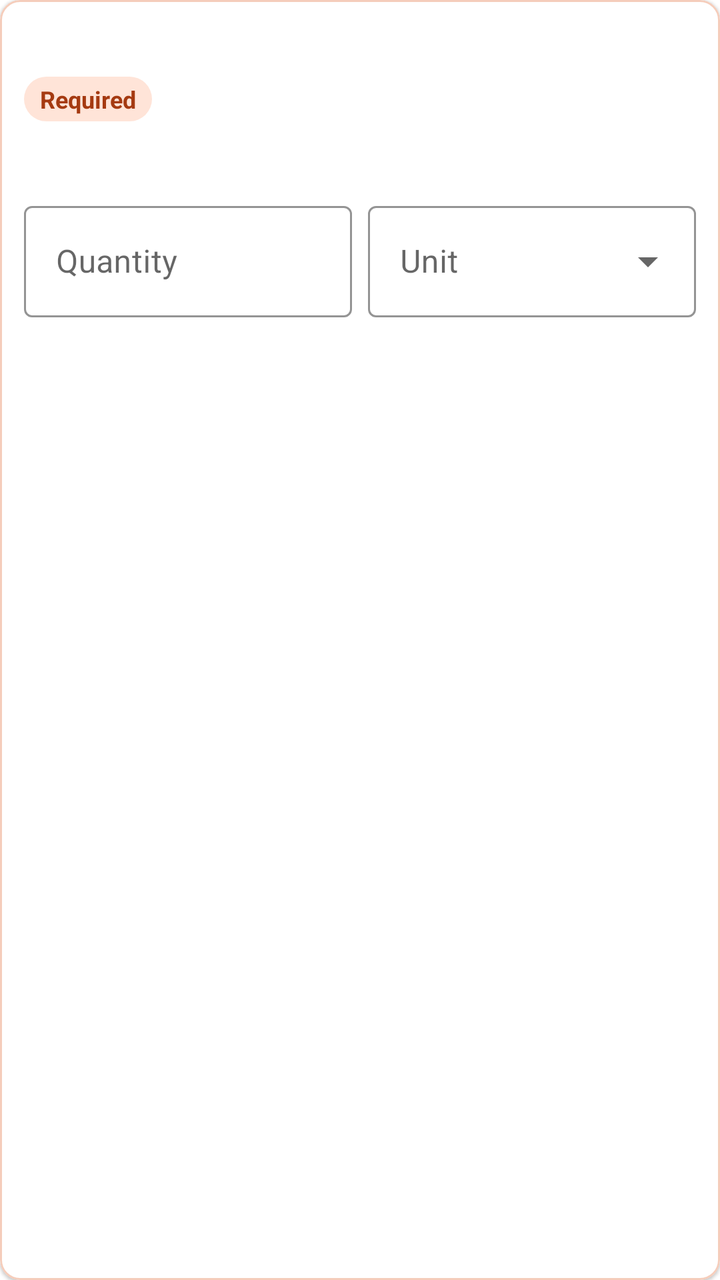
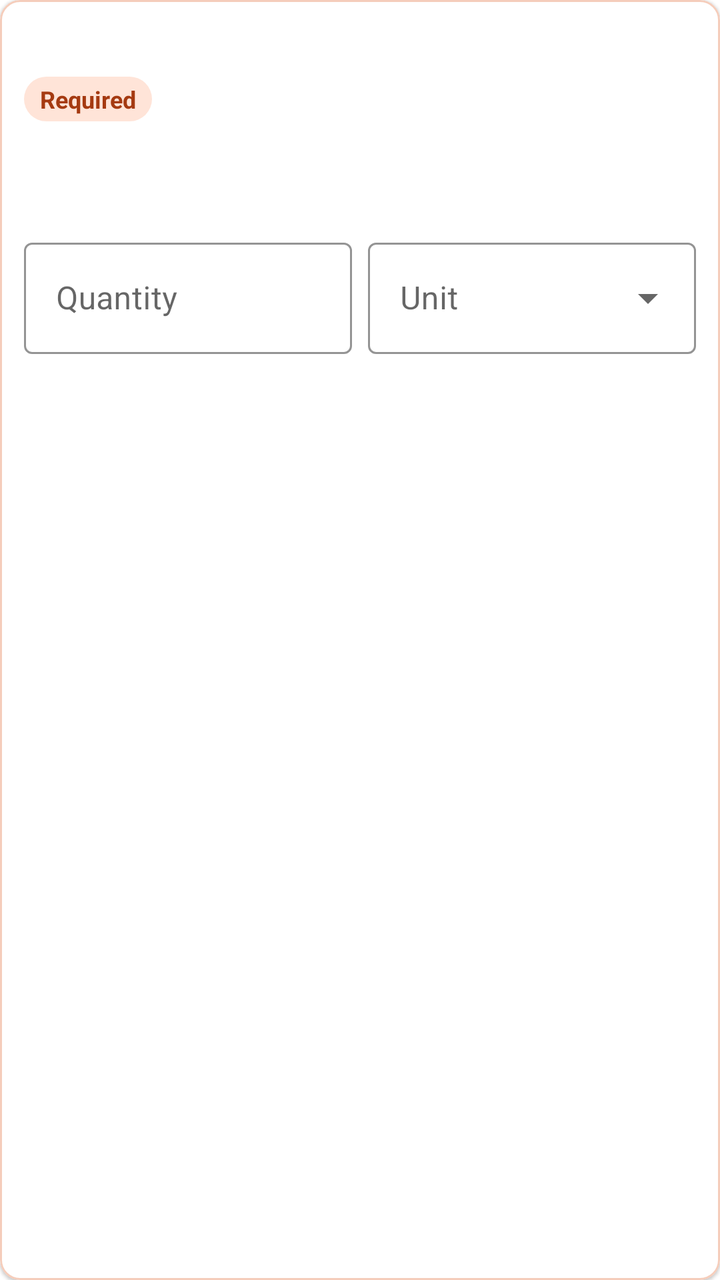

An Android layout rendered at two revisions. The XML below is the earlier revision; the diff shows what the commit changed to produce the second picture.
<!-- AndroidManifest.xml: application theme Theme.Inventory -->
<!-- res/layout/item_inventory_input.xml -->
<?xml version="1.0" encoding="utf-8"?>
<com.google.android.material.card.MaterialCardView xmlns:android="http://schemas.android.com/apk/res/android"
    xmlns:app="http://schemas.android.com/apk/res-auto"
    android:layout_width="match_parent"
    android:layout_height="wrap_content"
    android:layout_marginTop="8dp"
    app:cardCornerRadius="10dp"
    app:cardElevation="1dp"
    app:strokeColor="@color/stroke"
    app:strokeWidth="1dp">

    <LinearLayout
        android:layout_width="match_parent"
        android:layout_height="wrap_content"
        android:orientation="vertical"
        android:padding="12dp">

        <TextView
            android:id="@+id/tvItemName"
            android:layout_width="wrap_content"
            android:layout_height="wrap_content"
            android:textColor="@color/text_primary"
            android:textSize="18sp"
            android:textStyle="bold" />

        <TextView
            android:id="@+id/tvRequiredTag"
            android:layout_width="wrap_content"
            android:layout_height="wrap_content"
            android:layout_marginTop="2dp"
            android:background="@drawable/bg_required"
            android:paddingLeft="8dp"
            android:paddingTop="3dp"
            android:paddingRight="8dp"
            android:paddingBottom="3dp"
            android:text="Required"
            android:textColor="@color/required_text"
            android:textSize="12sp"
            android:textStyle="bold" />

        <TextView
            android:id="@+id/tvLastValue"
            android:layout_width="wrap_content"
            android:layout_height="wrap_content"
            android:layout_marginTop="8dp"
            android:textColor="@color/text_secondary"
            android:textSize="14sp" />

        <LinearLayout
            android:layout_width="match_parent"
            android:layout_height="wrap_content"
            android:layout_marginTop="10dp"
            android:orientation="horizontal">

            <com.google.android.material.textfield.TextInputLayout
                style="@style/Widget.MaterialComponents.TextInputLayout.OutlinedBox"
                android:layout_width="0dp"
                android:layout_height="wrap_content"
                android:layout_marginEnd="8dp"
                android:layout_weight="1"
                android:hint="Quantity"
                app:boxStrokeColor="@color/brand_primary">

                <com.google.android.material.textfield.TextInputEditText
                    android:id="@+id/etQuantity"
                    android:layout_width="match_parent"
                    android:layout_height="wrap_content"
                    android:inputType="numberDecimal" />
            </com.google.android.material.textfield.TextInputLayout>

            <com.google.android.material.textfield.TextInputLayout
                style="@style/Widget.MaterialComponents.TextInputLayout.OutlinedBox.ExposedDropdownMenu"
                android:layout_width="0dp"
                android:layout_height="wrap_content"
                android:layout_weight="1"
                android:hint="Unit"
                app:boxStrokeColor="@color/brand_primary">

                <com.google.android.material.textfield.MaterialAutoCompleteTextView
                    android:id="@+id/actvUnit"
                    android:layout_width="match_parent"
                    android:layout_height="wrap_content"
                    android:inputType="text"
                    android:maxLines="1" />
            </com.google.android.material.textfield.TextInputLayout>
        </LinearLayout>
    </LinearLayout>

</com.google.android.material.card.MaterialCardView>
<!-- resources referenced by this layout -->
<resources>
  <color name="brand_primary">#EF4801</color>
  <color name="required_text">#A53A11</color>
  <color name="stroke">#F5CDBB</color>
  <color name="text_primary">#4F1E07</color>
  <color name="text_secondary">#7A432A</color>
  <!-- drawable bg_required (drawable) -->
  <?xml version="1.0" encoding="utf-8"?>
  <shape xmlns:android="http://schemas.android.com/apk/res/android" android:shape="rectangle">
      <solid android:color="@color/required_bg" />
      <corners android:radius="50dp" />
  </shape>
  <style name="Theme.Inventory" parent="Theme.MaterialComponents.Light.NoActionBar">
          <item name="colorPrimary">@color/brand_primary</item>
          <item name="colorPrimaryVariant">@color/brand_primary_dark</item>
          <item name="colorOnPrimary">@color/white</item>
          <item name="colorSecondary">@color/brand_accent</item>
          <item name="colorOnSecondary">@color/black</item>
          <item name="android:windowBackground">@color/white</item>
          <item name="android:statusBarColor">@color/brand_primary_dark</item>
          <item name="android:navigationBarColor">@color/white</item>
      </style>
  <color name="required_bg">#FFE4D8</color>
  <color name="brand_primary_dark">#C93D03</color>
  <color name="white">#FFFFFFFF</color>
  <color name="brand_accent">#FFB08B</color>
  <color name="black">#FF000000</color>
</resources>

<!-- the commit's change to res/layout/item_inventory_input.xml (unified diff, before → after) -->
@@ -46,6 +46,14 @@
             android:textColor="@color/text_secondary"
             android:textSize="14sp" />
 
+        <TextView
+            android:id="@+id/tvLastUpdatedAt"
+            android:layout_width="wrap_content"
+            android:layout_height="wrap_content"
+            android:layout_marginTop="2dp"
+            android:textColor="@color/text_secondary"
+            android:textSize="12sp" />
+
         <LinearLayout
             android:layout_width="match_parent"
             android:layout_height="wrap_content"
